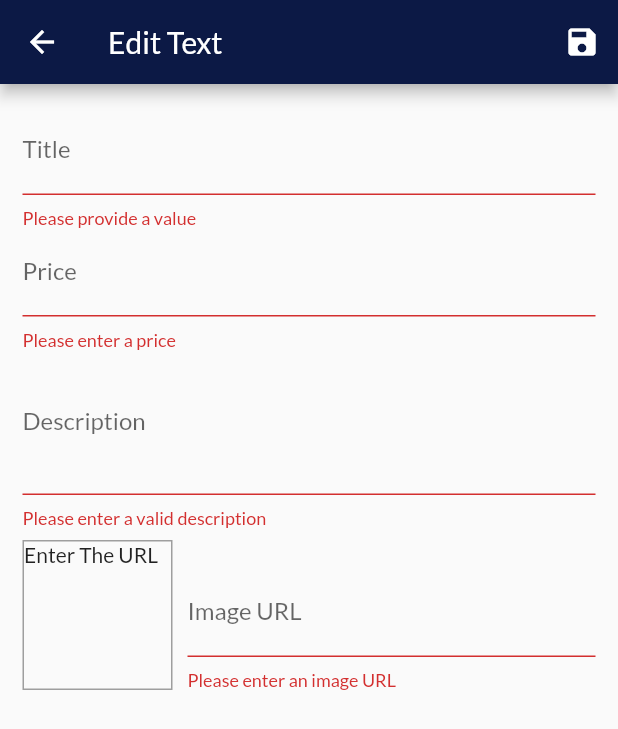
After one commit to Omar-Hosny1/Shop_App_Flutter, a Flutter app: the EditProductScreen screen opened by its route, after a tap on the "save" icon, on a phone screen of 412 x 824 dp. The commit adds this screen. Shown: the top 729 px of the screen. Run offline on Flutter 3.47's test engine with Material 2 defaults, Android fonts, the phone set to English and light mode, and no system bars; network calls fail.

Commit message:
Form Validation Added

```diff
--- a/lib/main.dart
+++ b/lib/main.dart
@@ -4,6 +4,8 @@ import 'package:provider/provider.dart';
 import './screens/cart_screen.dart';
 import './screens/products_overview_screen.dart';
 import './screens/product_detail_screen.dart';
+import './screens/user_products_screen.dart';
+import './screens/edit_product_screen.dart';
 import './screens/orders_screen.dart';
 import './providers/cart.dart';
 import './providers/products.dart';
@@ -56,6 +58,8 @@ class MyApp extends StatelessWidget {
           ProductDetailScreen.routeName: (context) => ProductDetailScreen(),
           CartScreen.routeName: (context) => CartScreen(),
           OrdersScreen.routeName: (context) => OrdersScreen(),
+          UserProductsScreen.routeName: (context) => UserProductsScreen(),
+          EditProductScreen.routeName: (context) => EditProductScreen(),
         },
       ),
     );
--- /dev/null
+++ b/lib/screens/edit_product_screen.dart
@@ -0,0 +1,248 @@
+import 'package:flutter/material.dart';
+import 'package:provider/provider.dart';
+
+import '../providers/product.dart';
+import '../providers/products.dart';
+
+class EditProductScreen extends StatefulWidget {
+  static const routeName = "/edit-product";
+
+  @override
+  State<EditProductScreen> createState() => _EditProductScreenState();
+}
+
+class _EditProductScreenState extends State<EditProductScreen> {
+  // final _priceFocusNode = FocusNode();
+  final _imageUrlController = TextEditingController();
+  final _imageURLFocusNode = FocusNode();
+  final _form = GlobalKey<FormState>();
+  var _editedProduct = Product(
+    id: null,
+    title: '',
+    description: '',
+    price: 0,
+    imageUrl: '',
+  );
+  var isInit = true;
+
+  var _initValues = {
+    'title': '',
+    'description': '',
+    'price': '',
+    'imageUrl': '',
+  };
+
+  @override
+  void initState() {
+    _imageURLFocusNode.addListener(_updateImageURL);
+    super.initState();
+  }
+
+  @override
+  void didChangeDependencies() {
+    // always run when the page open
+    if (isInit) {
+      final productId = ModalRoute.of(context).settings.arguments as String;
+      if (productId == null) return;
+      _editedProduct =
+          Provider.of<Products>(context, listen: false).findById(productId);
+      _initValues = {
+        'title': _editedProduct.title,
+        'description': _editedProduct.description,
+        'price': _editedProduct.price.toString(),
+        // 'imageUrl': _editedProduct.imageUrl,
+        'imageUrl': '',
+      };
+      _imageUrlController.text = _editedProduct.imageUrl;
+    }
+    isInit = false; // prevent re run this function over and over
+    super.didChangeDependencies();
+  }
+
+  void _updateImageURL() {
+    // if (!_imageUrlController.text.startsWith("https") ||
+    //     !_imageUrlController.text.startsWith("http")) {
+    //   return;
+    // }
+    if (!_imageURLFocusNode.hasFocus) {
+      setState(() {});
+    }
+  }
+
+  @override
+  void dispose() {
+    // _priceFocusNode.dispose();
+    _imageURLFocusNode.removeListener(_updateImageURL);
+    _imageUrlController.dispose();
+    _imageURLFocusNode.dispose();
+    super.dispose();
+  }
+
+  void _saveForm() {
+    final isValid = _form.currentState.validate();
+    if (!isValid) return;
+    _form.currentState.save();
+    if (_editedProduct.id != null) {
+      Provider.of<Products>(context, listen: false)
+          .updateProduct(_editedProduct.id, _editedProduct);
+    } else {
+      Provider.of<Products>(context, listen: false).addProduct(_editedProduct);
+    }
+    Navigator.of(context).pop();
+  }
+
+  @override
+  Widget build(BuildContext context) {
+    return Scaffold(
+      appBar: AppBar(
+        title: Text('Edit Text'),
+        actions: [IconButton(onPressed: _saveForm, icon: Icon(Icons.save))],
+      ),
+      body: Padding(
+        padding: const EdgeInsets.all(15.0),
+        child: Form(
+            key: _form,
+            child: ListView(
+              children: [
+                TextFormField(
+                  initialValue: _initValues['title'],
+                  // onFieldSubmitted: (_) {
+                  //   FocusScope.of(context).requestFocus(_priceFocusNode);
+                  // },
+                  validator: (value) {
+                    if (value.isEmpty) {
+                      return 'Please provide a value';
+                    }
+                    return null; // means that the input is correct
+                  },
+                  decoration: InputDecoration(
+                    labelText: 'Title',
+                  ),
+                  textInputAction: TextInputAction.next,
+                  onSaved: (value) {
+                    _editedProduct = Product(
+                        id: _editedProduct.id,
+                        title: value,
+                        description: _editedProduct.description,
+                        price: _editedProduct.price,
+                        imageUrl: _editedProduct.imageUrl,
+                        isFavorite: _editedProduct.isFavorite);
+                  },
+                ),
+                TextFormField(
+                  initialValue: _initValues['price'],
+                  textInputAction: TextInputAction.next,
+                  keyboardType: TextInputType.number,
+                  // focusNode: _priceFocusNode,
+                  decoration: InputDecoration(
+                    labelText: 'Price',
+                  ),
+                  onSaved: (value) {
+                    _editedProduct = Product(
+                        id: _editedProduct.id,
+                        title: _editedProduct.title,
+                        description: _editedProduct.description,
+                        price: double.parse(value),
+                        imageUrl: _editedProduct.imageUrl,
+                        isFavorite: _editedProduct.isFavorite);
+                  },
+                  validator: (value) {
+                    if (value.isEmpty) return 'Please enter a price';
+                    if (double.tryParse(value) == null)
+                      return 'Please enter a valid number';
+                    if (double.tryParse(value) <= 0)
+                      return 'Please enter a number greater than zero';
+                    return null;
+                  },
+                ),
+                TextFormField(
+                  initialValue: _initValues['description'],
+                  // textInputAction: TextInputAction.next
+                  maxLines: 3,
+                  keyboardType: TextInputType.multiline,
+                  decoration: InputDecoration(
+                    labelText: 'Description',
+                  ),
+                  validator: (value) {
+                    if (value.isEmpty) {
+                      return 'Please enter a valid description';
+                    }
+                    if (value.length < 10) {
+                      return 'should be at least 10 characters long';
+                    }
+                    return null;
+                  },
+                  onSaved: (value) {
+                    _editedProduct = Product(
+                      id: _editedProduct.id,
+                      title: _editedProduct.title,
+                      description: value,
+                      price: _editedProduct.price,
+                      imageUrl: _editedProduct.imageUrl,
+                      isFavorite: _editedProduct.isFavorite,
+                    );
+                  },
+                ),
+                Row(
+                  crossAxisAlignment: CrossAxisAlignment.end,
+                  children: [
+                    Container(
+                      height: 100,
+                      width: 100,
+                      margin: EdgeInsets.only(top: 8, right: 10),
+                      decoration: BoxDecoration(
+                        border: Border.all(width: 1, color: Colors.grey),
+                      ),
+                      child: _imageUrlController.text.isEmpty
+                          ? Text("Enter The URL")
+                          : FittedBox(
+                              child: Image.network(_imageUrlController.text),
+                              fit: BoxFit.contain,
+                            ),
+                    ),
+                    Expanded(
+                      child: TextFormField(
+                        // initialValue : _initValues['imageUrl'],
+                        decoration: InputDecoration(labelText: 'Image URL'),
+                        keyboardType: TextInputType.url,
+                        textInputAction: TextInputAction.done,
+                        controller: _imageUrlController,
+                        focusNode: _imageURLFocusNode,
+                        onEditingComplete: () {
+                          setState(() {});
+                        },
+                        onFieldSubmitted: (_) => _saveForm(),
+                        validator: (value) {
+                          if (value.isEmpty) {
+                            return 'Please enter an image URL';
+                          }
+                          if (!value.startsWith("https") &&
+                              !value.startsWith("http")) {
+                            return 'Please enter a valid URL';
+                          }
+
+                          return null;
+                        },
+                        onSaved: (value) {
+                          _editedProduct = Product(
+                              id: _editedProduct.id,
+                              title: _editedProduct.title,
+                              description: _editedProduct.description,
+                              price: _editedProduct.price,
+                              imageUrl: value,
+                              isFavorite: _editedProduct.isFavorite);
+                        },
+                      ),
+                    ),
+                  ],
+                )
+              ],
+            )),
+      ),
+    );
+  }
+}
+
+/*
+
+*/
--- a/lib/widgets/app_drawer.dart
+++ b/lib/widgets/app_drawer.dart
@@ -1,6 +1,7 @@
 import 'package:flutter/material.dart';
 
 import '../screens/orders_screen.dart';
+import '../screens/user_products_screen.dart';
 
 class AppDrawer extends StatelessWidget {
   @override
@@ -26,6 +27,14 @@ class AppDrawer extends StatelessWidget {
               Navigator.of(context)
                   .pushReplacementNamed(OrdersScreen.routeName);
             },
+          ),
+          ListTile(
+            leading: Icon(Icons.edit),
+            title: Text("Manage Products"),
+            onTap: () {
+              Navigator.of(context)
+                  .pushReplacementNamed(UserProductsScreen.routeName);
+            },
           )
         ],
       ),
--- a/lib/widgets/cart_item.dart
+++ b/lib/widgets/cart_item.dart
@@ -20,6 +20,27 @@ class CartItem extends StatelessWidget {
       onDismissed: ((direction) {
         Provider.of<Cart>(context, listen: false).removeItem(productId);
       }),
+      confirmDismiss: (direction) {
+        return showDialog(
+          context: context,
+          builder: (context) => AlertDialog(
+            title: Text("Alert"),
+            content: Text("Are you sure ?"),
+            actions: [
+              TextButton(
+                  onPressed: () {
+                    Navigator.of(context).pop(true);
+                  },
+                  child: Text("yes")),
+              TextButton(
+                  onPressed: () {
+                    Navigator.of(context).pop(false);
+                  },
+                  child: Text("no"))
+            ],
+          ),
+        );
+      },
       background: Container(
         child: Icon(
           Icons.delete,
```
Also changed, not shown: lib/providers/cart.dart (+16 -0 lines), lib/providers/products.dart (+25 -0 lines), lib/screens/user_products_screen.dart (added, +43 -0 lines), lib/widgets/product_item.dart (+15 -0 lines), lib/widgets/user_product_item.dart (added, +49 -0 lines).
